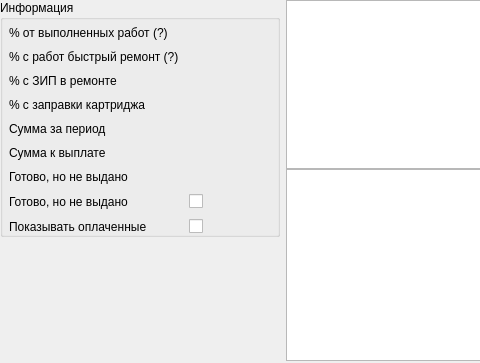
Above: widgets/salarytabwidgets/spagesalaryrepairs.ui from solderercb/snap_crm before the change; both pictures show x 0 to 480 and y 0 to 363 of the 1148 by 537 pixel window. Below: the same form after it.
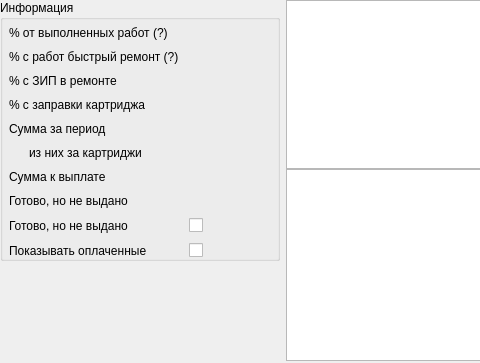
That is the form after the change. Custom widgets are drawn as their Qt base class.

Commit message:
На вкладке "Зарплата" -> "Ремонты" добавлена графа с суммой за картриджи.
Рефакторинг: числовые значения во многих местах кода заменены на enum'ы.

```diff
--- a/widgets/salarytabwidgets/spagesalaryrepairs.ui
+++ b/widgets/salarytabwidgets/spagesalaryrepairs.ui
@@ -184,14 +184,14 @@
            </widget>
           </item>
           <item row="6" column="0">
-           <widget class="QLabel" name="labelNotUssued">
+           <widget class="QLabel" name="labelSalaryToPay">
             <property name="text">
-             <string>Готово, но не выдано</string>
+             <string>Сумма к выплате</string>
             </property>
            </widget>
           </item>
           <item row="6" column="1">
-           <widget class="QLabel" name="labelNotUssuedValue">
+           <widget class="QLabel" name="labelSalaryToPayValue">
             <property name="font">
              <font>
               <pointsize>9</pointsize>
@@ -208,27 +208,51 @@
            </widget>
           </item>
           <item row="7" column="0">
-           <widget class="QLabel" name="labelIncludeNotUssued">
+           <widget class="QLabel" name="labelNotIssued">
             <property name="text">
              <string>Готово, но не выдано</string>
             </property>
            </widget>
           </item>
           <item row="7" column="1">
-           <widget class="QCheckBox" name="checkBoxIncludeNotIssued">
+           <widget class="QLabel" name="labelNotIssuedValue">
+            <property name="font">
+             <font>
+              <pointsize>9</pointsize>
+              <weight>75</weight>
+              <bold>true</bold>
+             </font>
+            </property>
             <property name="text">
-             <string/>
+             <string>&lt;value&gt;</string>
+            </property>
+            <property name="textInteractionFlags">
+             <set>Qt::LinksAccessibleByMouse|Qt::TextSelectableByMouse</set>
             </property>
            </widget>
           </item>
           <item row="8" column="0">
+           <widget class="QLabel" name="labelIncludeNotUssued">
+            <property name="text">
+             <string>Готово, но не выдано</string>
+            </property>
+           </widget>
+          </item>
+          <item row="8" column="1">
+           <widget class="QCheckBox" name="checkBoxIncludeNotIssued">
+            <property name="text">
+             <string/>
+            </property>
+           </widget>
+          </item>
+          <item row="9" column="0">
            <widget class="QLabel" name="labelShowPayed">
             <property name="text">
              <string>Показывать оплаченные</string>
             </property>
            </widget>
           </item>
-          <item row="8" column="1">
+          <item row="9" column="1">
            <widget class="QCheckBox" name="checkBoxShowPayed">
             <property name="text">
              <string/>
@@ -236,14 +260,20 @@
            </widget>
           </item>
           <item row="5" column="0">
-           <widget class="QLabel" name="labelSalaryToPay">
+           <widget class="QLabel" name="labelSalaryCartridges">
             <property name="text">
-             <string>Сумма к выплате</string>
+             <string>из них за картриджи</string>
+            </property>
+            <property name="margin">
+             <number>0</number>
+            </property>
+            <property name="indent">
+             <number>20</number>
             </property>
            </widget>
           </item>
           <item row="5" column="1">
-           <widget class="QLabel" name="labelSalaryToPayValue">
+           <widget class="QLabel" name="labelSalaryCartridgesValue">
             <property name="font">
              <font>
               <pointsize>9</pointsize>
```
The commit also changes 50 other files.
